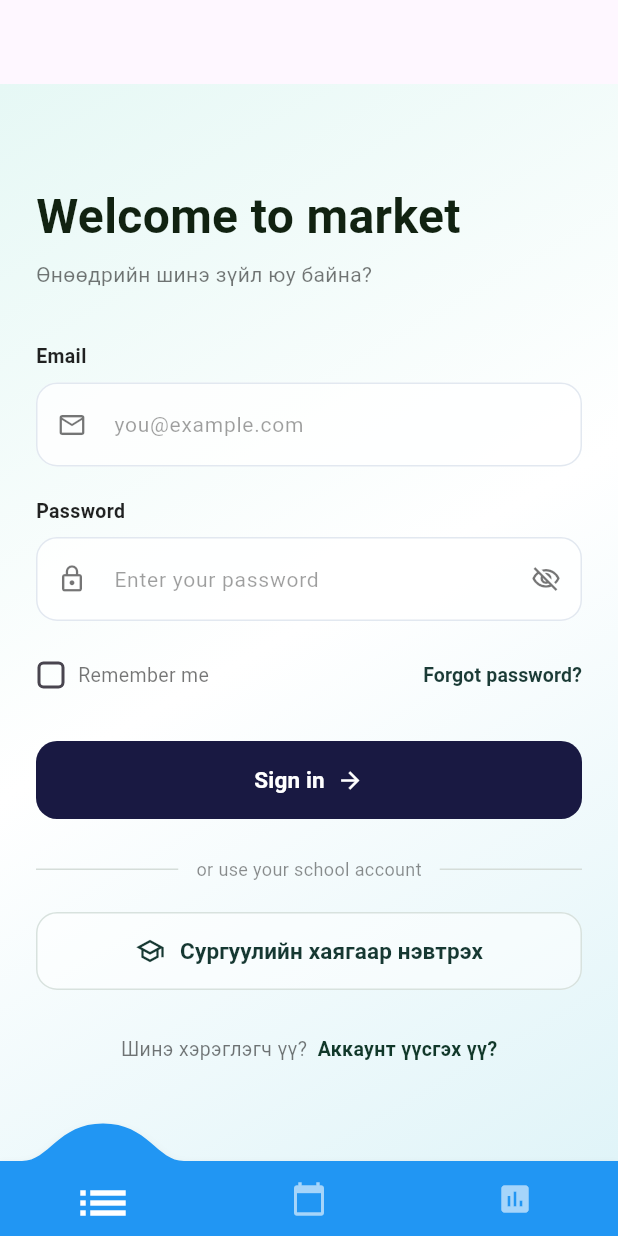
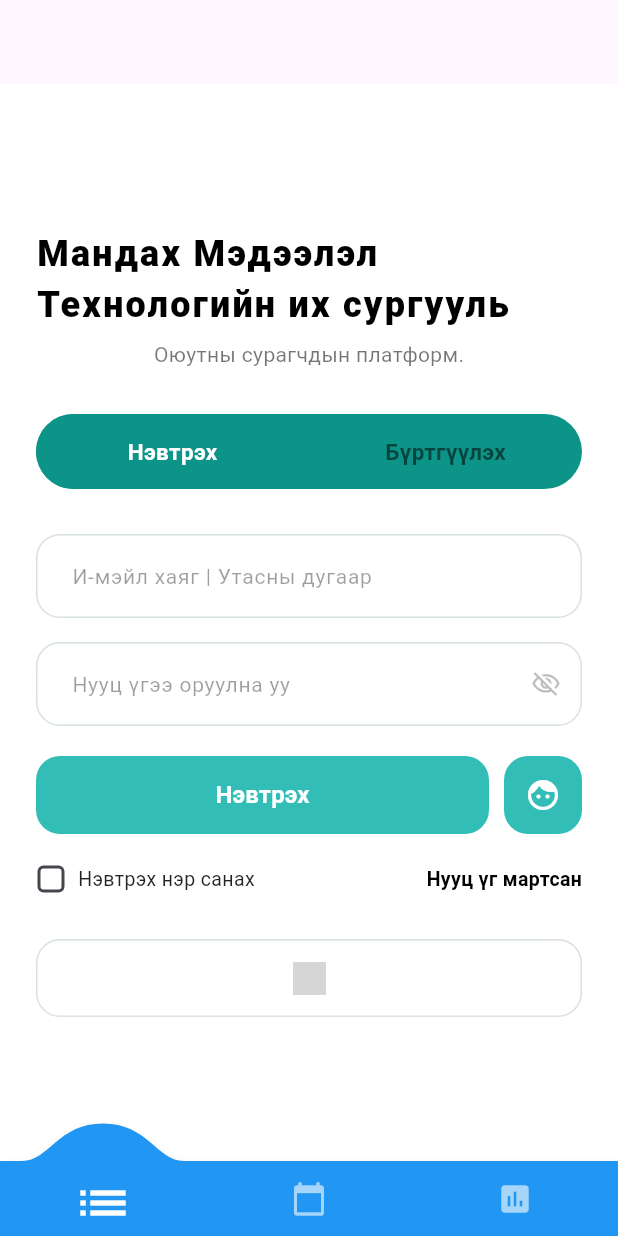
Before and after one commit to khhngrzul/Online-, a Flutter app: the screen it shows after launch, on a phone screen of 412 x 824 dp. Run offline on Flutter 3.47's test engine with Material 3 defaults, Android fonts, the phone set to English and light mode, and no system bars; drawn by our look-alikes of convex_bottom_bar; network calls fail; grey boxes are pictures that could not be loaded.

Commit message:
Update login.dart

```diff
--- a/flutter/lib/login.dart
+++ b/flutter/lib/login.dart
@@ -15,94 +15,182 @@ class _SchoolLoginScreenState extends State<SchoolLoginScreen> {
   @override
   Widget build(BuildContext context) {
     return Scaffold(
-      body: Container(
-        width: double.infinity,
-        height: double.infinity,
-        decoration: const BoxDecoration(
-          gradient: LinearGradient(
-            begin: Alignment.topLeft,
-            end: Alignment.bottomRight,
-            colors: [
-              Color(0xFFE6F8F5),
-              Color(0xFFFFFFFF),
-              Color(0xFFE0F4F8),
-            ],
-          ),
-        ),
+      backgroundColor: Colors.white,
+      body: SafeArea(
         child: Center(
           child: SingleChildScrollView(
             padding: const EdgeInsets.symmetric(horizontal: 24.0, vertical: 20.0),
             child: ConstrainedBox(
               constraints: const BoxConstraints(maxWidth: 420),
               child: Column(
-                crossAxisAlignment: CrossAxisAlignment.start,
+                crossAxisAlignment: CrossAxisAlignment.center,
                 mainAxisAlignment: MainAxisAlignment.center,
                 children: [
                   const Text(
-                    'Welcome to market',
+                    'Мандах Мэдээлэл Технологийн их сургууль',
                     style: TextStyle(
-                      fontSize: 32,
-                      fontWeight: FontWeight.bold,
-                      color: Color(0xFF112211),
+                      fontSize: 24,
+                      fontWeight: FontWeight.w900,
+                      letterSpacing: 1.5,
+                      color: Colors.black,
                     ),
                   ),
                   const SizedBox(height: 6),
                   const Text(
-                    'Өнөөдрийн шинэ зүйл юу байна?',
+                    'Оюутны сурагчдын платформ.',
                     style: TextStyle(
                       fontSize: 14,
                       color: Colors.black54,
                     ),
                   ),
-                  const SizedBox(height: 35),
-                  const Text(
-                    'Email',
-                    style: TextStyle(fontWeight: FontWeight.w600, fontSize: 13, color: Colors.black87),
+                  const SizedBox(height: 30),
+
+
+                  Container(
+                    height: 50,
+                    decoration: BoxDecoration(
+                      color: const Color.fromARGB(255, 13, 148, 136),
+                      borderRadius: BorderRadius.circular(25),
                     ),
-                  const SizedBox(height: 8),
+                    child: Row(
+                      children: [
+                        Expanded(
+                          child: Container(
+                            alignment: Alignment.center,
+                            decoration: BoxDecoration(
+                              color: const Color.fromARGB(255, 13, 148, 136),
+                              borderRadius: BorderRadius.circular(25),
+                            ),
+                            child: const Text(
+                              'Нэвтрэх',
+                              style: TextStyle(
+                                fontSize: 15,
+                                fontWeight: FontWeight.w600,
+                                color: Colors.white,
+                              ),
+                            ),
+                          ),
+                        ),
+                        Expanded(
+                          child: GestureDetector(
+                            onTap: () {
+                              Navigator.pushReplacement(
+                                context,
+                                MaterialPageRoute(builder: (context) => const SchoolRegisterScreen()),
+                              );
+                            },
+                            child: Container(
+                              alignment: Alignment.center,
+                              child: const Text(
+                                'Бүртгүүлэх',
+                                style: TextStyle(
+                                  fontSize: 15,
+                                  fontWeight: FontWeight.w600,
+                                  color: Colors.black54,
+                                ),
+                              ),
+                            ),
+                          ),
+                        ),
+                      ],
+                    ),
+                  ),
+                  const SizedBox(height: 30),
+
+
                   TextField(
                     decoration: InputDecoration(
-                      hintText: 'you@example.com',
+                      hintText: 'И-мэйл хаяг | Утасны дугаар',
                       hintStyle: const TextStyle(color: Colors.black38, fontSize: 14),
-                      prefixIcon: const Icon(Icons.mail_outline, color: Colors.black54, size: 20),
                       filled: true,
-                      fillColor: Colors.white.withOpacity(0.8),
+                      fillColor: Colors.white,
+                      contentPadding: const EdgeInsets.symmetric(horizontal: 20, vertical: 16),
                       border: OutlineInputBorder(
-                        borderRadius: BorderRadius.circular(14),
-                        borderSide: const BorderSide(color: Color(0xFFE2E8F0)),
+                        borderRadius: BorderRadius.circular(16),
+                        borderSide: const BorderSide(color: Color(0xFFD8E2DE)),
                       ),
                       enabledBorder: OutlineInputBorder(
-                        borderRadius: BorderRadius.circular(14),
-                        borderSide: const BorderSide(color: Color(0xFFE2E8F0)),
+                        borderRadius: BorderRadius.circular(16),
+                        borderSide: const BorderSide(color: Color(0xFFD8E2DE)),
+                      ),
+                      focusedBorder: OutlineInputBorder(
+                        borderRadius: BorderRadius.circular(16),
+                        borderSide: const BorderSide(color: Color(0xFF32BEB6), width: 1.5),
+                      ),
+                    ),
+                  ),
+                  const SizedBox(height: 16),
+
+
+                  TextField(
+                    obscureText: true,
+                    decoration: InputDecoration(
+                      hintText: 'Нууц үгээ оруулна уу',
+                      hintStyle: const TextStyle(color: Colors.black38, fontSize: 14),
+                      suffixIcon: const Icon(Icons.visibility_off_outlined, color: Colors.black26, size: 20),
+                      filled: true,
+                      fillColor: Colors.white,
+                      contentPadding: const EdgeInsets.symmetric(horizontal: 20, vertical: 16),
+                      border: OutlineInputBorder(
+                        borderRadius: BorderRadius.circular(16),
+                        borderSide: const BorderSide(color: Color(0xFFD8E2DE)),
+                      ),
+                      enabledBorder: OutlineInputBorder(
+                        borderRadius: BorderRadius.circular(16),
+                        borderSide: const BorderSide(color: Color(0xFFD8E2DE)),
+                      ),
+                      focusedBorder: OutlineInputBorder(
+                        borderRadius: BorderRadius.circular(16),
+                        borderSide: const BorderSide(color: Color(0xFF32BEB6), width: 1.5),
                       ),
                     ),
                   ),
                   const SizedBox(height: 20),
-                  const Text(
-                    'Password',
-                    style: TextStyle(fontWeight: FontWeight.w600, fontSize: 13, color: Colors.black87),
+
+
+                  Row(
+                    children: [
+                      Expanded(
+                        child: SizedBox(
+                          height: 52,
+                          child: ElevatedButton(
+                            style: ElevatedButton.styleFrom(
+                              backgroundColor: const Color(0xFF32BEB6),
+                              shape: RoundedRectangleBorder(
+                                borderRadius: BorderRadius.circular(16),
                               ),
-                  const SizedBox(height: 8),
-                  TextField(
-                    obscureText: true,
-                    decoration: InputDecoration(
-                      hintText: 'Enter your password',
-                      hintStyle: const TextStyle(color: Colors.black38, fontSize: 14),
-                      prefixIcon: const Icon(Icons.lock_outline, color: Colors.black54, size: 20),
-                      suffixIcon: const Icon(Icons.visibility_off_outlined, color: Colors.black54, size: 20),
-                      filled: true,
-                      fillColor: Colors.white.withOpacity(0.8),
-                      border: OutlineInputBorder(
-                        borderRadius: BorderRadius.circular(14),
-                        borderSide: const BorderSide(color: Color(0xFFE2E8F0)),
+                              elevation: 0,
                             ),
-                      enabledBorder: OutlineInputBorder(
-                        borderRadius: BorderRadius.circular(14),
-                        borderSide: const BorderSide(color: Color(0xFFE2E8F0)),
+                            onPressed: () {},
+                            child: const Text(
+                              'Нэвтрэх',
+                              style: TextStyle(
+                                color: Colors.white,
+                                fontSize: 16,
+                                fontWeight: FontWeight.bold,
                               ),
                             ),
                           ),
-                  const SizedBox(height: 12),
+                        ),
+                      ),
+                      const SizedBox(width: 10),
+                      Container(
+                        height: 52,
+                        width: 52,
+                        decoration: BoxDecoration(
+                          color: const Color(0xFF32BEB6),
+                          borderRadius: BorderRadius.circular(16),
+                        ),
+                        child: IconButton(
+                          icon: const Icon(Icons.face, color: Colors.white),
+                          onPressed: () {},
+                        ),
+                      ),
+                    ],
+                  ),
+                  const SizedBox(height: 20),
+
+
                   Row(
                     mainAxisAlignment: MainAxisAlignment.spaceBetween,
                     children: [
@@ -114,6 +202,7 @@ class _SchoolLoginScreenState extends State<SchoolLoginScreen> {
                             child: Checkbox(
                               value: rememberMe,
                               shape: RoundedRectangleBorder(borderRadius: BorderRadius.circular(4)),
+                              activeColor: const Color(0xFF32BEB6),
                               onChanged: (value) {
                                 setState(() {
                                   rememberMe = value ?? false;
@@ -122,113 +211,43 @@ class _SchoolLoginScreenState extends State<SchoolLoginScreen> {
                             ),
                           ),
                           const SizedBox(width: 8),
-                          const Text('Remember me', style: TextStyle(fontSize: 13, color: Colors.black54)),
+                          const Text('Нэвтрэх нэр санах', style: TextStyle(fontSize: 13, color: Colors.black87)),
                         ],
                       ),
-                      TextButton(
-                        onPressed: () {
+                      GestureDetector(
+                        onTap: () {
                           Navigator.push(
                               context,
                               MaterialPageRoute(builder: (context) => const ForgotPasswordScreen()),
                             );
                         },
-                        style: TextButton.styleFrom(padding: EdgeInsets.zero),
                         child: const Text(
-                          'Forgot password?',
-                          style: TextStyle(color: Color(0xFF1B3B36), fontSize: 13, fontWeight: FontWeight.w600),
+                          'Нууц үг мартсан',
+                          style: TextStyle(
+                            color: Colors.black,
+                            fontSize: 13,
+                            fontWeight: FontWeight.bold,
+                          ),
                         ),
                       ),
                     ],
                   ),
-                  const SizedBox(height: 20),
-                  SizedBox(
+                  const SizedBox(height: 30),
+
+
+                  Container(
                     width: double.infinity,
                     height: 52,
-                    child: ElevatedButton(
-                      style: ElevatedButton.styleFrom(
-                        backgroundColor: const Color(0xFF191942),
-                        shape: RoundedRectangleBorder(
-                          borderRadius: BorderRadius.circular(14),
+                    decoration: BoxDecoration(
+                      borderRadius: BorderRadius.circular(16),
+                      border: Border.all(color: const Color(0xFFD8E2DE)),
                     ),
-                        elevation: 0,
+                    child: TextButton(
+                      onPressed: () {},
+                      child: Image.network(
+                        'https://s3-alpha.figma.com/hub/file/2729744958/2a5758d6-4edb-4047-87bb-e6b94dbbbab0-cover.png',
+                        height: 22,
                       ),
-                      onPressed: () {},
-                      child: const Row(
-                        mainAxisAlignment: MainAxisAlignment.center,
-                        children: [
-                          Text(
-                            'Sign in',
-                            style: TextStyle(color: Colors.white, fontSize: 15, fontWeight: FontWeight.bold),
-                          ),
-                          SizedBox(width: 8),
-                          Icon(Icons.arrow_forward, color: Colors.white, size: 18),
-                        ],
-                      ),
-                    ),
-                  ),
-                  const SizedBox(height: 25),
-                  Row(
-                    children: const [
-                      Expanded(child: Divider(color: Color(0xFFD5DDD9), thickness: 1)),
-                      Padding(
-                        padding: EdgeInsets.symmetric(horizontal: 12.0),
-                        child: Text(
-                          'or use your school account',
-                          style: TextStyle(color: Colors.black45, fontSize: 12),
-                        ),
-                      ),
-                      Expanded(child: Divider(color: Color(0xFFD5DDD9), thickness: 1)),
-                    ],
-                  ),
-                  const SizedBox(height: 20),
-                  SizedBox(
-                    width: double.infinity,
-                    height: 52,
-                    child: OutlinedButton(
-                      style: OutlinedButton.styleFrom(
-                        side: const BorderSide(color: Color(0xFFD8E2DE)),
-                        shape: RoundedRectangleBorder(
-                          borderRadius: BorderRadius.circular(14),
-                        ),
-                        backgroundColor: Colors.white.withOpacity(0.5),
-                      ),
-                      onPressed: () {},
-                      child: Row(
-                        mainAxisAlignment: MainAxisAlignment.center,
-                        children: const [
-                          Icon(Icons.school_outlined, color: Color(0xFF163832), size: 20),
-                          SizedBox(width: 10),
-                          Text(
-                            'Сургуулийн хаягаар нэвтрэх',
-                            style: TextStyle(color: Color(0xFF163832), fontSize: 15, fontWeight: FontWeight.w600),
-                          ),
-                        ],
-                      ),
-                    ),
-                  ),
-                  const SizedBox(height: 30),
-                  Center(
-                    child: Row(
-                      mainAxisAlignment: MainAxisAlignment.center,
-                      children: [
-                        const Text('Шинэ хэрэглэгч үү?  ', style: TextStyle(color: Colors.black54, fontSize: 13)),
-                        GestureDetector(
-                          onTap: () {
-                            Navigator.push(
-                              context,
-                              MaterialPageRoute(builder: (context) => const SchoolRegisterScreen()),
-                            );
-                          },
-                          child: const Text(
-                            'Аккаунт үүсгэх үү?',
-                            style: TextStyle(
-                              color: Color(0xFF11382A),
-                              fontWeight: FontWeight.bold,
-                              fontSize: 13,
-                            ),
-                          ),
-                        ),
-                      ],
                     ),
                   ),
                 ],
```
Lines whose indentation alone changed are shown as unchanged.
